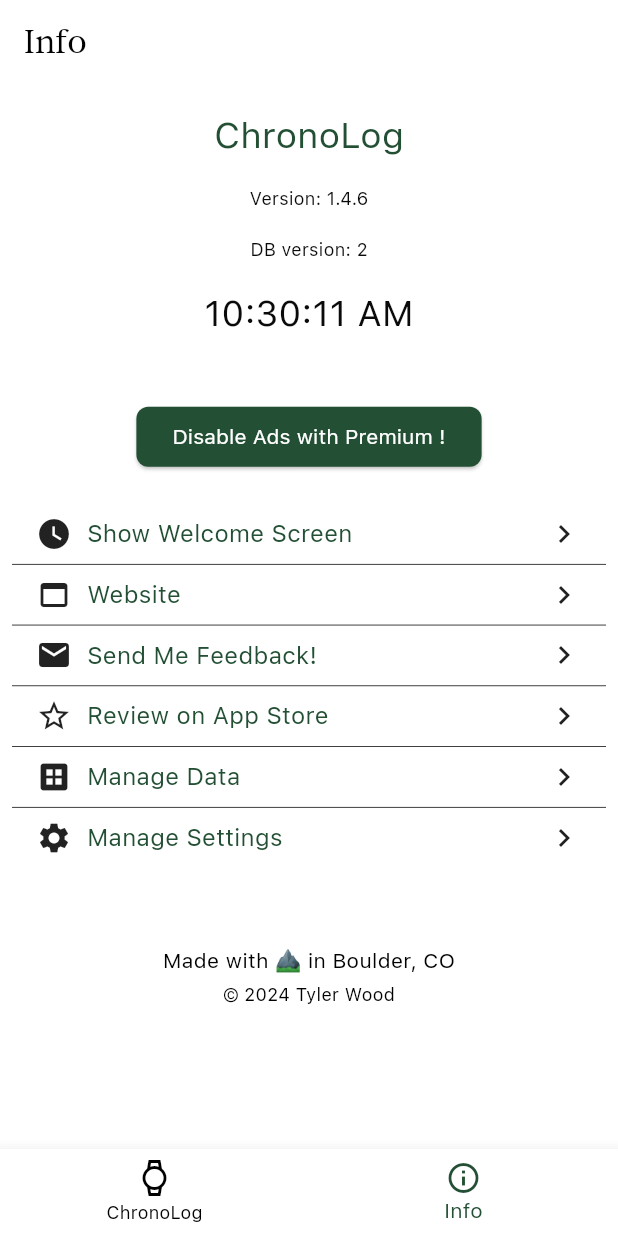
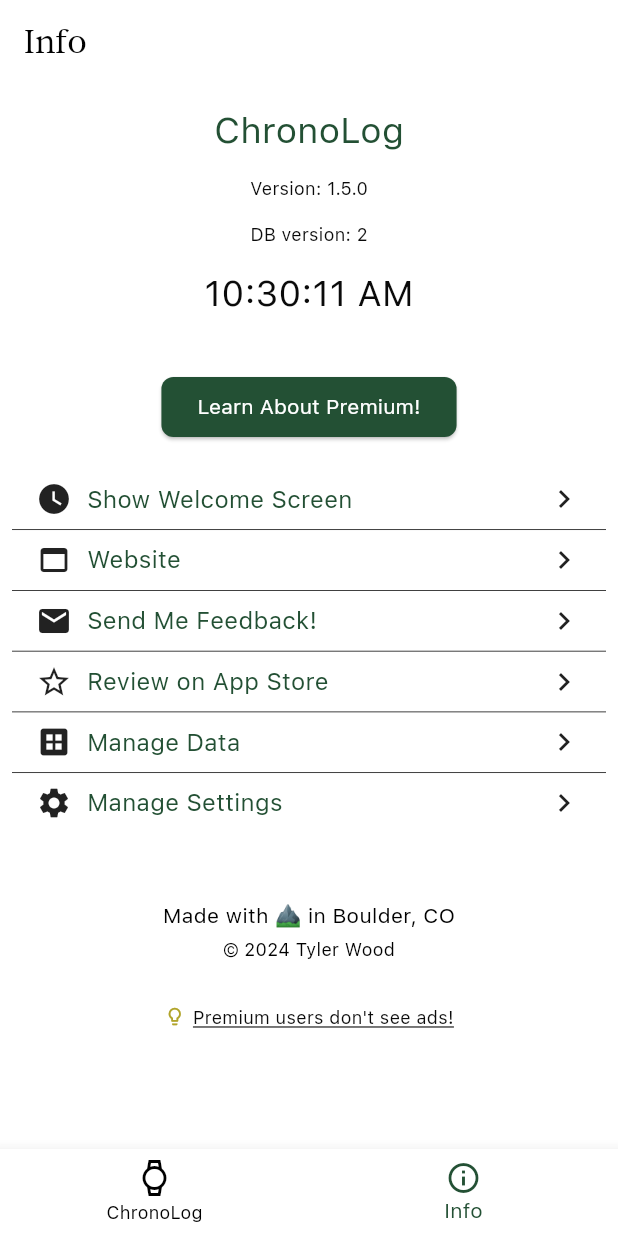
Before and after one commit to t-jayw/ChronoLog, a Flutter app: the TabsScreen screen opened directly, item 2 of the bottom bar chosen, on a phone screen of 412 x 824 dp. Run offline on Flutter 3.47's test engine with Material 3 defaults, Android fonts, the light colour scheme and no system bars; our stand-ins replace auto_size_text, csv, file_picker, fl_chart, flutter_dotenv, flutter_image_compress and 10 more; missing offline and left inert: dart:ffi, exif, posthog_flutter, purchases_flutter, ulid; accounts and stored records are empty; network calls fail.

Commit message:
minor clean up stuff

```diff
--- a/lib/components/ads/footer_banner_ad.dart
+++ b/lib/components/ads/footer_banner_ad.dart
@@ -1,5 +1,6 @@
-
 import 'dart:io';
+import 'package:chronolog/components/premium/premium_list_item.dart';
+import 'package:chronolog/screens/purchase_screen.dart';
 import 'package:flutter/material.dart';
 import 'package:google_mobile_ads/google_mobile_ads.dart';
 import 'package:flutter/widgets.dart';
@@ -15,7 +16,6 @@
     this.adSize = AdSize.banner,
     this.adUnitId = 'ca-app-pub-3836871285810522/1271162483',
   }) : super(key: key);
-
 
   @override
   _FooterBannerAdWidgetState createState() => _FooterBannerAdWidgetState();
@@ -82,12 +82,30 @@
     }
 
     return SafeArea(
-      child: Container(
-        width: widget.adSize.width.toDouble(),
-        height: widget.adSize.height.toDouble(),
-        child: _bannerAd == null
-            ? SizedBox.shrink() // Optionally, you can add a placeholder here.
-            : AdWidget(ad: _bannerAd!),
+      child: Column(
+        children: [
+          MiniPremiumButton(
+            isPremiumActivated: () async {
+              return false;
+            },
+            onTapPremium: () {
+              Navigator.push(
+                context,
+                MaterialPageRoute(builder: (context) => PurchaseScreen()),
+              );
+            },
+          ),
+          SizedBox(height: 8),
+          Container(
+            width: widget.adSize.width.toDouble(),
+            height: widget.adSize.height.toDouble(),
+            child: _bannerAd == null
+                ? SizedBox
+                    .shrink() // Optionally, you can add a placeholder here.
+                : AdWidget(ad: _bannerAd!),
+          ),
+          SizedBox(height: 8),
+        ],
       ),
     );
   }
--- a/lib/components/graphs/custom_line_chart.dart
+++ b/lib/components/graphs/custom_line_chart.dart
@@ -52,7 +52,7 @@
             LineChartBarData(
               spots: spots,
               isCurved: true,
-              curveSmoothness: .15,
+              curveSmoothness: .1,
               color: Colors.orangeAccent,
                             gradient: const LinearGradient(
                               begin: Alignment.topCenter,
--- a/lib/components/graphs/timing_run_measurements_offset_graph.dart
+++ b/lib/components/graphs/timing_run_measurements_offset_graph.dart
@@ -152,7 +152,7 @@
                           LineChartBarData(
                             spots: data,
                             isCurved: true,
-                            curveSmoothness: .15,
+                            curveSmoothness: .1,
                             preventCurveOverShooting: false,
                             isStrokeCapRound: true,
                             color: Colors.orangeAccent,
--- a/lib/components/premium/premium_features.dart
+++ b/lib/components/premium/premium_features.dart
@@ -25,10 +25,11 @@
 
           // Now using the PremiumFeatureItem widget
           PremiumFeatureItem(feature: "Ads Free Experience!"),
-          PremiumFeatureItem(feature: "Add unlimited watches to your collection."),
+          PremiumFeatureItem(feature: "Help Tyler buy a new watch!"),
+          PremiumFeatureItem(feature: "Add unlimited watches."),
           PremiumFeatureItem(feature: "Start unlimited timing runs."),
           PremiumFeatureItem(feature: "Take unlimited measurements."),
-          PremiumFeatureItem(feature: "Support continued development of the project."),
+          PremiumFeatureItem(feature: "Support continued development."),
           PremiumFeatureItem(feature: "Prioritized feedback and first look at all new features."),
         ],
       ),
--- a/lib/components/premium/premium_list_item.dart
+++ b/lib/components/premium/premium_list_item.dart
@@ -1,3 +1,4 @@
+import 'package:chronolog/components/custom_tool_tip.dart';
 import 'package:chronolog/components/primary_button.dart';
 import 'package:flutter/material.dart';
 
@@ -19,7 +20,7 @@
               //onPressed: !snapshot.data! ? onTapPremium : null,
               onPressed: onTapPremium ,
               child:
-                  Text(snapshot.data! ? 'Premium Enabled!' : 'Disable Ads with Premium !', style:TextStyle(color: Theme.of(context).colorScheme.primary)),
+                  Text(snapshot.data! ? 'Premium Enabled!' : 'Learn About Premium!', style:TextStyle(color: Theme.of(context).colorScheme.primary)),
             );
           } else if (snapshot.hasError) {
             // If we run into an error, display it to the user
@@ -32,3 +33,39 @@
     );
   }
 }
+
+class MiniPremiumButton extends StatelessWidget {
+  final Future<bool> Function() isPremiumActivated;
+  final VoidCallback onTapPremium;
+
+  MiniPremiumButton({required this.isPremiumActivated, required this.onTapPremium});
+
+  @override
+  Widget build(BuildContext context) {
+    return FutureBuilder<bool>(
+      future: isPremiumActivated(),
+      builder: (BuildContext context, AsyncSnapshot<bool> snapshot) {
+        if (snapshot.connectionState == ConnectionState.done) {
+          // If the Future is complete and no errors occurred
+          if (snapshot.hasData) {
+            return             GestureDetector(
+              onTap: onTapPremium,
+              child: CustomToolTip(
+                mainAxisAlignment: MainAxisAlignment.center,
+                child: Text(
+                  "Premium users don't see ads!",
+                  style: TextStyle(fontSize: 12.0, decoration: TextDecoration.underline),
+                ),
+              ),
+            );
+          } else if (snapshot.hasError) {
+            // If we run into an error, display it to the user
+            return Text('Error: ${snapshot.error}');
+          }
+        }
+        // While the Future is not complete, display a loading indicator
+        return CircularProgressIndicator();
+      },
+    );
+  }
+}
--- a/lib/components/share_content/share_content_stats.dart
+++ b/lib/components/share_content/share_content_stats.dart
@@ -86,6 +86,7 @@
                           color: Theme.of(context).colorScheme.onBackground)),
                 ],
               ),
+              if (certificationWidgets.length > 1)
               Row(
                 mainAxisAlignment: MainAxisAlignment.center,
                 children: certificationWidgets,
--- a/lib/components/user_settings/manage_settings_modal.dart
+++ b/lib/components/user_settings/manage_settings_modal.dart
@@ -8,7 +8,6 @@
 import '../../providers/time_mode_provider.dart';
 
 class ManageSettingsWidget extends ConsumerWidget {
-  final String versionNumber = "1.4.6";
 
   ManageSettingsWidget({Key? key}) : super(key: key);
 
--- a/lib/screens/info_page_screen.dart
+++ b/lib/screens/info_page_screen.dart
@@ -59,7 +59,7 @@
 class InfoPage extends ConsumerWidget {
   InfoPage({Key? key}) : super(key: key);
 
-  final String versionNumber = "1.4.6";
+  final String versionNumber = "1.5.0";
   // replace with actual value
 
   final DatabaseHelper _db = DatabaseHelper();
--- a/pubspec.yaml
+++ b/pubspec.yaml
@@ -16,7 +16,7 @@
 # https://developer.apple.com/library/archive/documentation/General/Reference/InfoPlistKeyReference/Articles/CoreFoundationKeys.html
 # In Windows, build-name is used as the major, minor, and patch parts
 # of the product and file versions while build-number is used as the build suffix.
-version: 1.4.6+1
+version: 1.5.0+1
 
 environment:
   sdk: '>=3.0.1 <4.0.0'
```
Also changed, not shown: lib/components/timing_runs_container.dart (+20 -18 lines), lib/screens/add_watch_screen.dart (+23 -5 lines), lib/screens/tabs.dart (+17 -17 lines).
